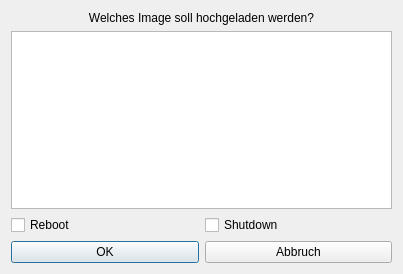
Old version of the form linbo_gui/linboImageUpload.ui in the repository linuxmuster/linuxmuster-linbo.
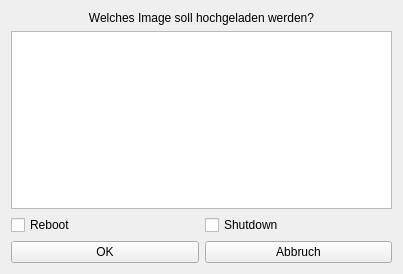
New version of the form.

Commit message: add linboimagewidget, refactor QDialog -> QWidget

Diff of the .ui file:
```diff
--- a/linbo_gui/linboImageUpload.ui
+++ b/linbo_gui/linboImageUpload.ui
@@ -1,7 +1,7 @@
 <?xml version="1.0" encoding="UTF-8"?>
 <ui version="4.0">
  <class>linboImageUpload</class>
- <widget class="QDialog" name="linboImageUpload">
+ <widget class="QWidget" name="linboImageUpload">
   <property name="geometry">
    <rect>
     <x>0</x>
```
The commit also changes 35 other files.
